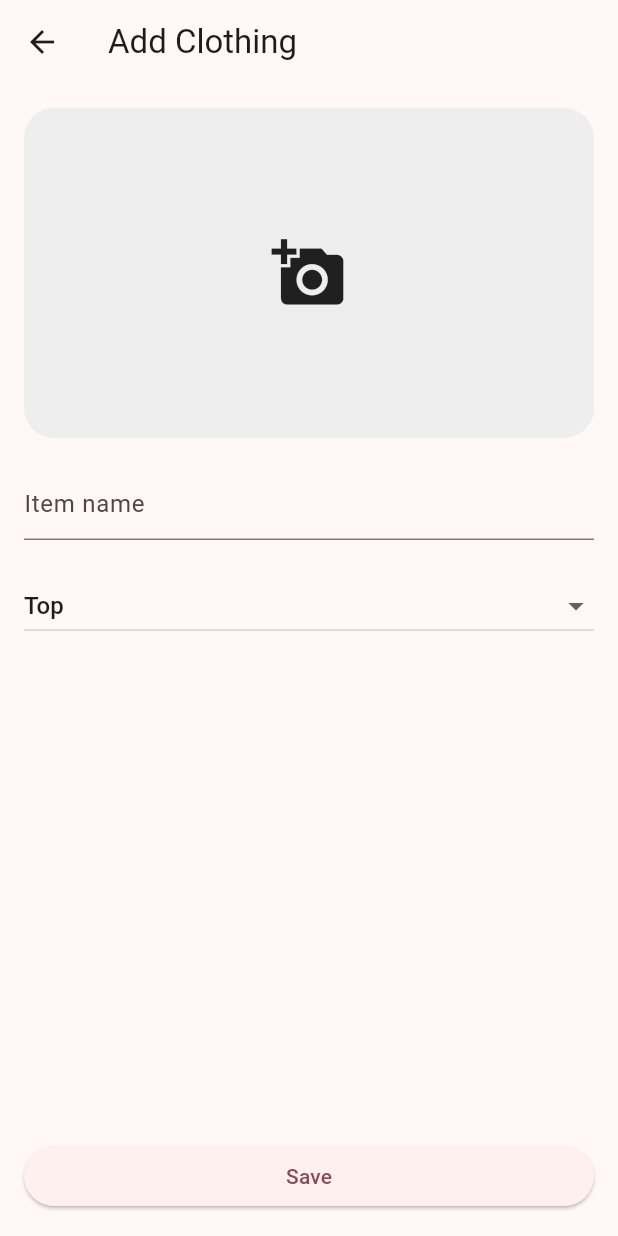
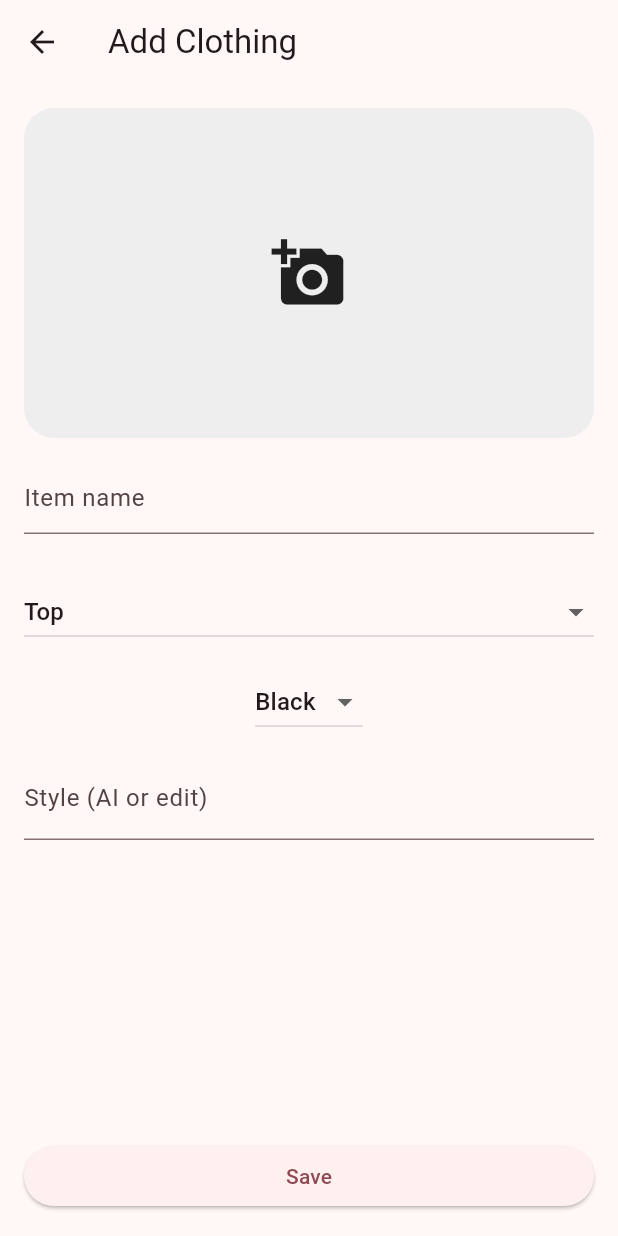
Before and after one commit to sedanuryavuz/veloura_ai, a Flutter app: the AddClothingPage screen opened directly, on a phone screen of 412 x 824 dp. Run offline on Flutter 3.47's test engine with Material 3 defaults, Android fonts, the phone set to English and light mode, and no system bars; our stand-ins replace cached_network_image, flutter_dotenv, google_generative_ai, image_picker, native_cutout, supabase_flutter and 1 more; missing offline and left inert: a package; accounts and stored records are empty.

Commit message:
feat: implement clothing analysis feature with AI integration, refactor category and color enums, and update wardrobe models

```diff
--- /dev/null
+++ b/lib/core/constants/enums/colors.dart
@@ -0,0 +1,25 @@
+enum ClothingColor {
+  black,
+  white,
+  gray,
+  blue,
+  red,
+  green,
+  brown,
+  beige,
+  pink,
+  yellow,
+}
+
+extension ClothingColorExt on ClothingColor {
+  String get displayName {
+    return name[0].toUpperCase() + name.substring(1);
+  }
+
+  static ClothingColor fromString(String value) {
+    return ClothingColor.values.firstWhere(
+      (e) => e.name == value.toLowerCase(),
+      orElse: () => ClothingColor.black,
+    );
+  }
+}
--- a/lib/core/constants/prompts.dart
+++ b/lib/core/constants/prompts.dart
@@ -1,3 +1,6 @@
+import 'package:veloura_ai/core/constants/enums/categories.dart';
+import 'package:veloura_ai/core/constants/enums/colors.dart';
+
 class Prompts {
   static String fashionStylist(String userText) {
     return """
@@ -26,4 +29,26 @@ User request:
 $userText
 """;
   }
+
+    static final clothingAnalysis = '''
+Analyze this clothing item.
+
+Return ONLY valid JSON.
+
+Format:
+{
+  "name": "",
+  "category": "",
+  "color": "",
+  "style": ""
+  "description": ""
 }
+
+Category must be one of:
+${ClothingCategoryPrompt.aiCategories}
+Color must be one of:
+${ClothingColor.values.map((e) => e.name).join(", ")}
+description must describe the clothing in 1 sentence
+No markdown.
+''';
+}
--- a/lib/features/outfit/models/outfit_model.dart
+++ b/lib/features/outfit/models/outfit_model.dart
@@ -1,5 +1,5 @@
 import '../../wardrobe/models/clothing_item_model.dart';
-import '../../../core/constants/categories.dart';
+import '../../../core/constants/enums/categories.dart';
 
 class OutfitModel {
   final String id;
--- a/lib/features/outfit/pages/outfit_builder_page.dart
+++ b/lib/features/outfit/pages/outfit_builder_page.dart
@@ -2,7 +2,7 @@ import 'package:flutter/material.dart';
 import 'package:provider/provider.dart';
 
 import 'package:supabase_flutter/supabase_flutter.dart';
-import '../../../core/constants/categories.dart';
+import '../../../core/constants/enums/categories.dart';
 import '../../wardrobe/providers/wardrobe_provider.dart';
 import '../providers/outfit_provider.dart';
 import '../utils/outfit_theme.dart';
--- a/lib/features/wardrobe/controllers/clothing_form_controller.dart
+++ b/lib/features/wardrobe/controllers/clothing_form_controller.dart
@@ -1,6 +1,6 @@
 import 'dart:io';
 import 'package:flutter/material.dart';
-import '../../../../core/constants/categories.dart';
+import '../../../core/constants/enums/categories.dart';
 
 class ClothingFormController extends ChangeNotifier {
   File? image;
--- a/lib/features/wardrobe/models/clothing_item_model.dart
+++ b/lib/features/wardrobe/models/clothing_item_model.dart
@@ -1,4 +1,4 @@
-import '../../../core/constants/categories.dart';
+import '../../../core/constants/enums/categories.dart';
 
 class ClothingItemModel {
   final String id;
@@ -7,6 +7,9 @@ class ClothingItemModel {
   final String name;
   final ClothingCategory category;
   final DateTime createdAt;
+  final String color;
+  final String style;
+  final String description;
 
   const ClothingItemModel({
     required this.id,
@@ -15,6 +18,9 @@ class ClothingItemModel {
     required this.name,
     required this.category,
     required this.createdAt,
+    required this.color,
+    required this.style,
+    required this.description,
   });
 
   ClothingItemModel copyWith({
@@ -32,6 +38,9 @@ class ClothingItemModel {
       name: name ?? this.name,
       category: category ?? this.category,
       createdAt: createdAt ?? this.createdAt,
+      color: color ?? this.color,
+      style: style ?? this.style,
+      description: description ?? this.description,
     );
   }
 
@@ -43,6 +52,9 @@ class ClothingItemModel {
       'name': name,
       'category': category.name,
       'created_at': createdAt.toIso8601String(),
+      'color': color,
+      'style': style,
+      'description': description,
     };
   }
 
@@ -54,6 +66,9 @@ class ClothingItemModel {
       name: map['name'] as String,
       category: ClothingCategoryExt.fromString(map['category'] as String),
       createdAt: DateTime.parse(map['created_at'] as String),
+      color: map['color'] as String,
+      style: map['style'] as String,
+      description: map['description'] as String,
     );
   }
 }
--- a/lib/features/wardrobe/pages/add_clothing_page.dart
+++ b/lib/features/wardrobe/pages/add_clothing_page.dart
@@ -4,13 +4,15 @@ import 'package:flutter/material.dart';
 import 'package:image_picker/image_picker.dart';
 import 'package:provider/provider.dart';
 
-import '../../../core/constants/categories.dart';
+import 'package:veloura_ai/core/constants/enums/colors.dart';
+import '../../../core/constants/enums/categories.dart';
 import '../../../core/services/supabase_service.dart';
+
+import '../../chat/services/gemini_service.dart';
 import '../providers/wardrobe_provider.dart';
 import '../services/background_removal_service.dart';
 import '../widgets/category_dropdown.dart';
 import '../widgets/image_picker_field.dart';
-import '../widgets/image_source_sheet.dart';
 
 class AddClothingPage extends StatefulWidget {
   const AddClothingPage({super.key});
@@ -21,11 +23,21 @@ class AddClothingPage extends StatefulWidget {
 
 class _AddClothingPageState extends State<AddClothingPage> {
   File? image;
+
   final nameController = TextEditingController();
+
   ClothingCategory category = ClothingCategory.top;
+
   final _bgService = BackgroundRemovalService();
   final _picker = ImagePicker();
+  final GeminiService _geminiService = GeminiService();
+
   bool isProcessing = false;
+  bool isAnalyzing = false;
+
+  ClothingColor detectedColorEnum = ClothingColor.black;
+  String detectedStyle = '';
+  String detectedDescription = '';
 
   @override
   void dispose() {
@@ -33,21 +45,58 @@ class _AddClothingPageState extends State<AddClothingPage> {
     super.dispose();
   }
 
+  // ---------------- AI ----------------
+  Future<void> analyzeImage(File file) async {
+    setState(() => isAnalyzing = true);
+
+    final result = await _geminiService.analyzeClothing(file);
+
+    if (result != null) {
+      setState(() {
+        nameController.text = result['name'] ?? '';
+
+        detectedStyle = result['style'] ?? '';
+        detectedDescription = result['description'] ?? '';
+
+        category = ClothingCategoryExt.fromString(
+          result['category'] ?? '',
+        );
+
+        detectedColorEnum = ClothingColorExt.fromString(
+          result['color'] ?? '',
+        );
+      });
+    }
+
+    setState(() => isAnalyzing = false);
+  }
+
+  // ---------------- SAVE ----------------
   Future<void> save() async {
     final userId = SupabaseService.client.auth.currentUser?.id;
     if (userId == null) return;
 
-    if (image == null || nameController.text.isEmpty) return;
+    if (image == null || nameController.text.trim().isEmpty) {
+      ScaffoldMessenger.of(context).showSnackBar(
+        const SnackBar(content: Text("Please fill all fields")),
+      );
+      return;
+    }
 
     await context.read<WardrobeProvider>().addItem(
       userId: userId,
       name: nameController.text,
       category: category,
       imageFile: image!,
+      color: detectedColorEnum.name,
+      style: detectedStyle,
+      description: detectedDescription,
     );
 
     if (mounted) Navigator.pop(context);
   }
+
+  // ---------------- IMAGE PROCESS ----------------
   Future<void> pickAndProcessImage(ImageSource source) async {
     final picked = await _picker.pickImage(source: source);
     if (picked == null) return;
@@ -59,58 +108,73 @@ Future<void> pickAndProcessImage(ImageSource source) async {
     final processed = await _bgService.removeBackground(file);
 
     if (processed != null) {
-    setState(() {
-      image = processed;
-    });
+      setState(() => image = processed);
+
+      // 🔥 AI AUTO TRIGGER
+      await analyzeImage(processed);
     }
 
     setState(() => isProcessing = false);
   }
+
+  // ---------------- UI ----------------
   @override
   Widget build(BuildContext context) {
     final provider = context.watch<WardrobeProvider>();
 
     return Scaffold(
       appBar: AppBar(title: const Text("Add Clothing")),
+
       body: Stack(
-
         children: [
           Padding(
             padding: const EdgeInsets.all(16),
             child: Column(
               children: [
+
+                // IMAGE PICKER
                 ImagePickerField(
                   image: image,
                   onTap: () {
                     showModalBottomSheet(
                       context: context,
-      builder: (_) {
+                      builder: (ctx) {
                         return SafeArea(
                           child: Wrap(
                             children: [
+
                               ListTile(
                                 leading: const Icon(Icons.photo),
                                 title: const Text("Gallery"),
-                onTap: () {
-                  Navigator.pop(context);
-                  pickAndProcessImage(ImageSource.gallery);
+                                onTap: () async {
+                                  Navigator.pop(ctx);
+                                  await pickAndProcessImage(ImageSource.gallery);
                                 },
                               ),
 
                               ListTile(
                                 leading: const Icon(Icons.camera_alt),
                                 title: const Text("Camera"),
-                onTap: () {
-                  Navigator.pop(context);
-                  pickAndProcessImage(ImageSource.camera);
+                                onTap: () async {
+                                  Navigator.pop(ctx);
+                                  await pickAndProcessImage(ImageSource.camera);
                                 },
                               ),
-              if (isProcessing)
-  Container(
-    color: Colors.black45,
-    child: const Center(
-      child: CircularProgressIndicator(),
+
+                              ListTile(
+                                leading: const Icon(Icons.visibility),
+                                title: const Text("View Image"),
+                                onTap: () {
+                                  Navigator.pop(ctx);
+                                  if (image != null) {
+                                    showDialog(
+                                      context: context,
+                                      builder: (_) => Dialog(
+                                        child: Image.file(image!),
                                       ),
+                                    );
+                                  }
+                                },
                               ),
                             ],
                           ),
@@ -120,22 +184,76 @@ Future<void> pickAndProcessImage(ImageSource source) async {
                   },
                 ),
 
-                const SizedBox(height: 20),
+                const SizedBox(height: 16),
 
+                // NAME
                 TextField(
                   controller: nameController,
-                  decoration: const InputDecoration(hintText: "Item name"),
+                  decoration: const InputDecoration(
+                    hintText: "Item name",
+                  ),
                 ),
 
-                const SizedBox(height: 20),
+                const SizedBox(height: 12),
 
+                // AI PREVIEW
+                if (detectedStyle.isNotEmpty)
+                  Text("Style: $detectedStyle"),
+if (detectedDescription.isNotEmpty)
+  Container(
+    margin: const EdgeInsets.only(top: 8),
+    padding: const EdgeInsets.all(10),
+    decoration: BoxDecoration(
+      color: Colors.grey.shade100,
+      borderRadius: BorderRadius.circular(8),
+    ),
+    child: Text(
+      detectedDescription,
+      style: const TextStyle(fontSize: 13),
+    ),
+  ),
+                if (detectedDescription.isNotEmpty)
+                  Text("AI: $detectedDescription"),
+
+                const SizedBox(height: 16),
+
+                // CATEGORY
                 CategoryDropdown(
                   value: category,
                   onChanged: (v) => setState(() => category = v),
                 ),
 
+                const SizedBox(height: 12),
+
+                // COLOR PICKER (AI + EDITABLE)
+                DropdownButton<ClothingColor>(
+                  value: detectedColorEnum,
+                  items: ClothingColor.values.map((color) {
+                    return DropdownMenuItem(
+                      value: color,
+                      child: Text(color.displayName),
+                    );
+                  }).toList(),
+                  onChanged: (val) {
+                    if (val == null) return;
+                    setState(() => detectedColorEnum = val);
+                  },
+                ),
+
+                const SizedBox(height: 12),
+
+                // STYLE EDIT (fallback)
+                TextField(
+                  decoration: const InputDecoration(
+                    labelText: "Style (AI or edit)",
+                  ),
+                  controller: TextEditingController(text: detectedStyle),
+                  onChanged: (v) => detectedStyle = v,
+                ),
+
                 const Spacer(),
 
+                // SAVE
                 SizedBox(
                   width: double.infinity,
                   child: ElevatedButton(
@@ -147,13 +265,13 @@ Future<void> pickAndProcessImage(ImageSource source) async {
             ),
           ),
 
-          if (provider.isLoading)
+          // LOADING OVERLAY
+          if (isProcessing || isAnalyzing || provider.isLoading)
             const ColoredBox(
               color: Colors.black45,
               child: Center(child: CircularProgressIndicator()),
             ),
         ],
-
       ),
     );
   }
--- a/lib/features/wardrobe/pages/edit_clothing_page.dart
+++ b/lib/features/wardrobe/pages/edit_clothing_page.dart
@@ -4,7 +4,7 @@ import 'package:flutter/material.dart';
 import 'package:provider/provider.dart';
 import 'package:cached_network_image/cached_network_image.dart';
 
-import '../../../core/constants/categories.dart';
+import '../../../core/constants/enums/categories.dart';
 import '../models/clothing_item_model.dart';
 import '../providers/wardrobe_provider.dart';
 import '../widgets/category_dropdown.dart';
--- a/lib/features/wardrobe/providers/wardrobe_provider.dart
+++ b/lib/features/wardrobe/providers/wardrobe_provider.dart
@@ -2,7 +2,7 @@ import 'dart:io';
 import 'package:flutter/material.dart';
 import 'package:uuid/uuid.dart';
 
-import '../../../core/constants/categories.dart';
+import '../../../core/constants/enums/categories.dart';
 import '../models/clothing_item_model.dart';
 import '../repositories/wardrobe_repository.dart';
 import '../services/storage_service.dart';
@@ -51,6 +51,9 @@ class WardrobeProvider extends ChangeNotifier {
     required String name,
     required ClothingCategory category,
     required File imageFile,
+      required String color,
+  required String style,
+  required String description,
   }) async {
     _setLoading(true);
     _clearError();
@@ -65,6 +68,9 @@ class WardrobeProvider extends ChangeNotifier {
         name: name,
         category: category,
         createdAt: DateTime.now(),
+        color: color,
+        style: style,
+        description: description,
       );
 
       final addedItem = await _repository.addItem(newItem);
--- a/lib/features/wardrobe/widgets/category_dropdown.dart
+++ b/lib/features/wardrobe/widgets/category_dropdown.dart
@@ -1,6 +1,6 @@
 import 'package:flutter/material.dart';
 
-import '../../../core/constants/categories.dart';
+import '../../../core/constants/enums/categories.dart';
 
 class CategoryDropdown extends StatelessWidget {
   final ClothingCategory value;
--- a/lib/features/wardrobe/widgets/category_filter.dart
+++ b/lib/features/wardrobe/widgets/category_filter.dart
@@ -1,6 +1,6 @@
 import 'package:flutter/material.dart';
 
-import '../../../core/constants/categories.dart';
+import '../../../core/constants/enums/categories.dart';
 
 class CategoryFilter extends StatelessWidget {
   final ClothingCategory selected;
--- a/lib/features/wardrobe/widgets/clothing_card.dart
+++ b/lib/features/wardrobe/widgets/clothing_card.dart
@@ -1,7 +1,7 @@
 import 'package:flutter/material.dart';
 import 'package:cached_network_image/cached_network_image.dart';
 
-import '../../../core/constants/categories.dart';
+import '../../../core/constants/enums/categories.dart';
 import '../models/clothing_item_model.dart';
 import '../pages/edit_clothing_page.dart';
 
--- a/pubspec.yaml
+++ b/pubspec.yaml
@@ -44,6 +44,7 @@ dependencies:
   cached_network_image: ^3.4.1
   uuid: ^4.5.3
   native_cutout: ^0.1.0
+  http: ^1.6.0
 
 dev_dependencies:
   flutter_test:
```
Also changed, not shown: lib/core/constants/enums/categories.dart (renamed from lib/core/constants/categories.dart, +9 -0 lines), lib/features/chat/services/gemini_service.dart (+37 -0 lines), lib/features/wardrobe/models/clothing_analysis_model.dart (added, +22 -0 lines), pubspec.lock. Lines whose indentation alone changed are shown as unchanged.
